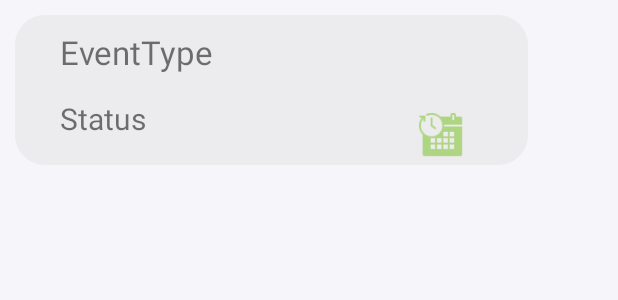
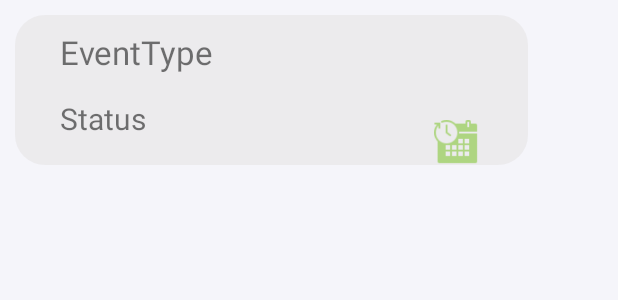
Before and after one commit to HussaSq/Qoot, an Android app: the layout activity_single_request.xml on its own in the app's theme, with its tools: preview values and no code run, on a phone screen of 412 x 824 dp. Shown: the top 300 px of the screen. Run offline under Robolectric (Android 15) with nearby library versions, the phone set to English and light mode, and no system bars.

Commit message:
request icon DONE

```diff
--- a/app/src/main/res/layout/activity_single_request.xml
+++ b/app/src/main/res/layout/activity_single_request.xml
@@ -45,9 +45,9 @@
             <ImageView
                 android:id="@+id/reqType1"
                 android:layout_width="30dp"
-                android:layout_height="30dp"
-                android:layout_marginLeft="40dp"
-                android:layout_marginTop="15dp"
+                android:layout_height="50dp"
+                android:layout_marginLeft="50dp"
+                android:layout_marginTop="10dp"
 
                 android:src="@drawable/geenschedule" />
 
```
Also changed, not shown: app/src/main/java/com/example/qoot/DonatorRequests.java (+15 -0 lines).
